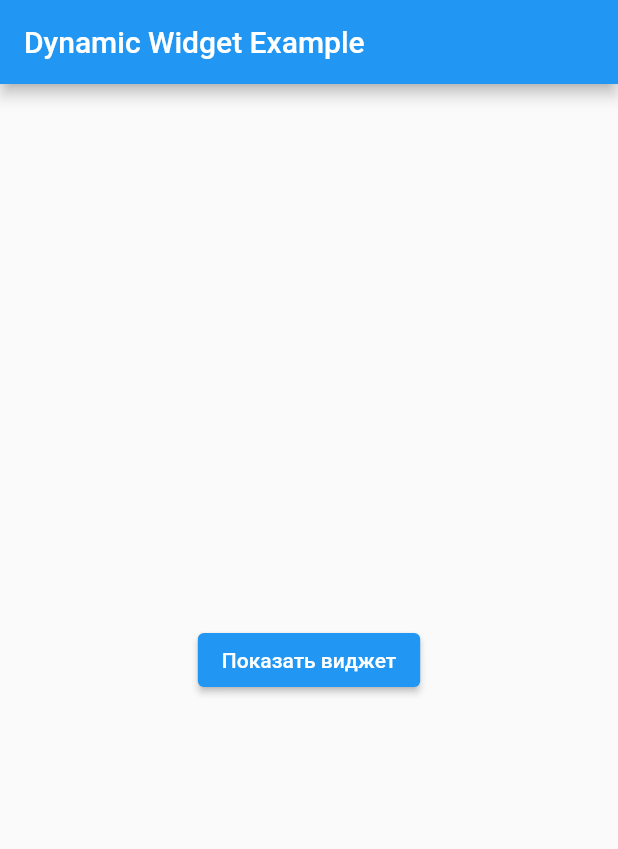
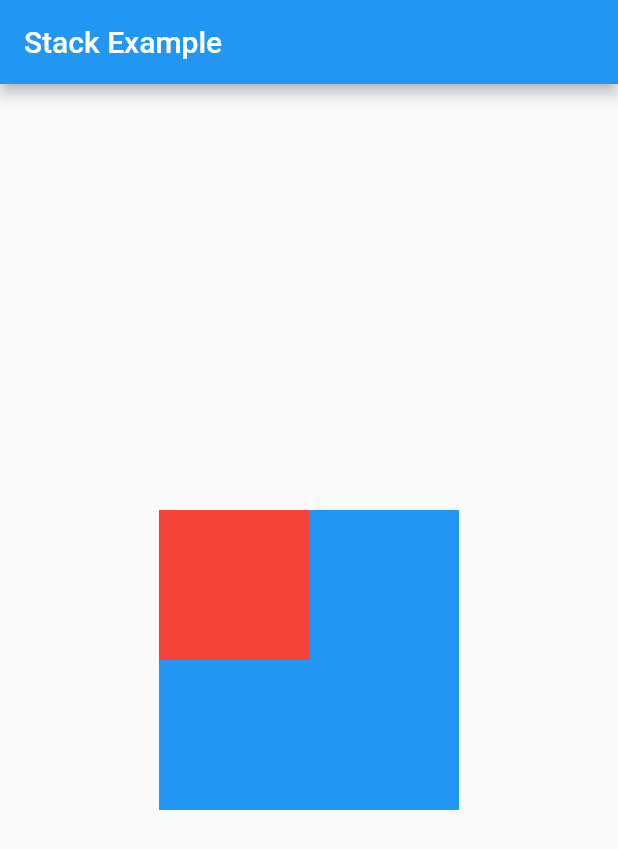
Before and after one commit to qweufibeze/charless, a Flutter app: the HomeScreen screen opened directly, on a phone screen of 412 x 824 dp. Shown: the top 849 px of the screen. Run offline on Flutter 3.47's test engine with Material 2 defaults, Android fonts, the phone set to English and light mode, and no system bars; our stand-ins replace firebase_core, flutter_bloc, mask_text_input_formatter; accounts and stored records are empty.

```diff
--- a/lib/widgets/create_a_new_widget.dart
+++ b/lib/widgets/create_a_new_widget.dart
@@ -18,49 +18,62 @@ class HomeScreen extends StatefulWidget {
   _HomeScreenState createState() => _HomeScreenState();
 }
 
-class _HomeScreenState extends State<HomeScreen> {
-  bool _showWidget = false; // Используется для определения, нужно ли показывать виджет
+class _HomeScreenState extends State<HomeScreen> with SingleTickerProviderStateMixin {
+  late AnimationController _controller;
+  late Animation<Offset> _offsetAnimation;
 
-  void _toggleWidget() {
-    setState(() {
-      _showWidget = !_showWidget; // Переключение состояния виджета
-    });
+  @override
+  void initState() {
+    super.initState();
+
+    _controller = AnimationController(
+      vsync: this,
+      duration: Duration(milliseconds: 500),
+    );
+
+    _offsetAnimation = Tween<Offset>(
+      begin: Offset(0, -1), // Start above the screen
+      end: Offset.zero, // End at the original position
+    ).animate(_controller);
+
+    _controller.forward(); // Start the animation
+  }
+
+  @override
+  void dispose() {
+    _controller.dispose();
+    super.dispose();
   }
 
   @override
   Widget build(BuildContext context) {
     return Scaffold(
       appBar: AppBar(
-        title: Text('Dynamic Widget Example'),
+        title: Text('Stack Example'),
       ),
       body: Center(
-        child: Column(
-          mainAxisAlignment: MainAxisAlignment.center,
+        child: Stack(
           children: <Widget>[
-            ElevatedButton(
-              onPressed: _toggleWidget, // Вызывается при нажатии кнопки
-              child: Text(_showWidget ? 'Скрыть виджет' : 'Показать виджет'),
+            Container(
+              width: 200,
+              height: 200,
+              color: Colors.blue,
             ),
-            if (_showWidget) // Отображение виджета только при _showWidget == true
-              MyCustomWidget(),
+            SlideTransition(
+              position: _offsetAnimation,
+              child: Positioned(
+                top: 50,
+                left: 50,
+                child: Container(
+                  width: 100,
+                  height: 100,
+                  color: Colors.red,
+                ),
+              ),
+            ),
           ],
         ),
       ),
     );
   }
 }
-
-class MyCustomWidget extends StatelessWidget {
-  @override
-  Widget build(BuildContext context) {
-    return Container(
-      margin: const EdgeInsets.all(20),
-      padding: const EdgeInsets.all(20),
-      color: Colors.blue,
-      child: const Text(
-        'Это созданный виджет!',
-        style: TextStyle(color: Colors.white),
-      ),
-    );
-  }
-}
```
Also changed, not shown: lib/phone_auth_screen.dart (+13 -10 lines).
